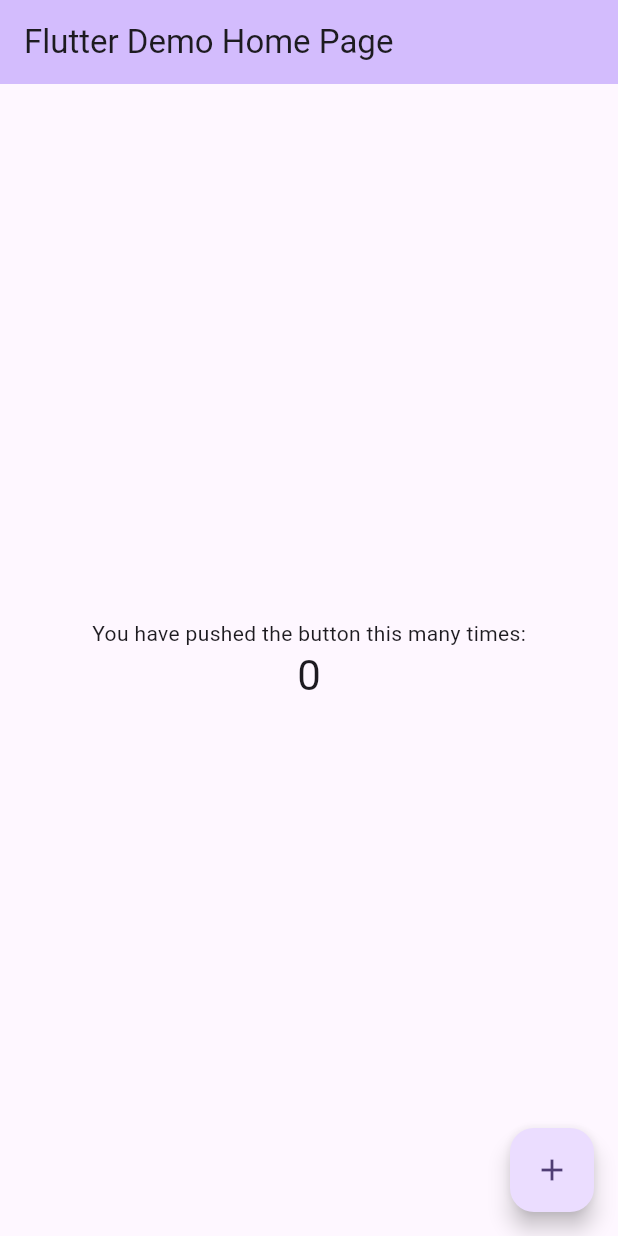
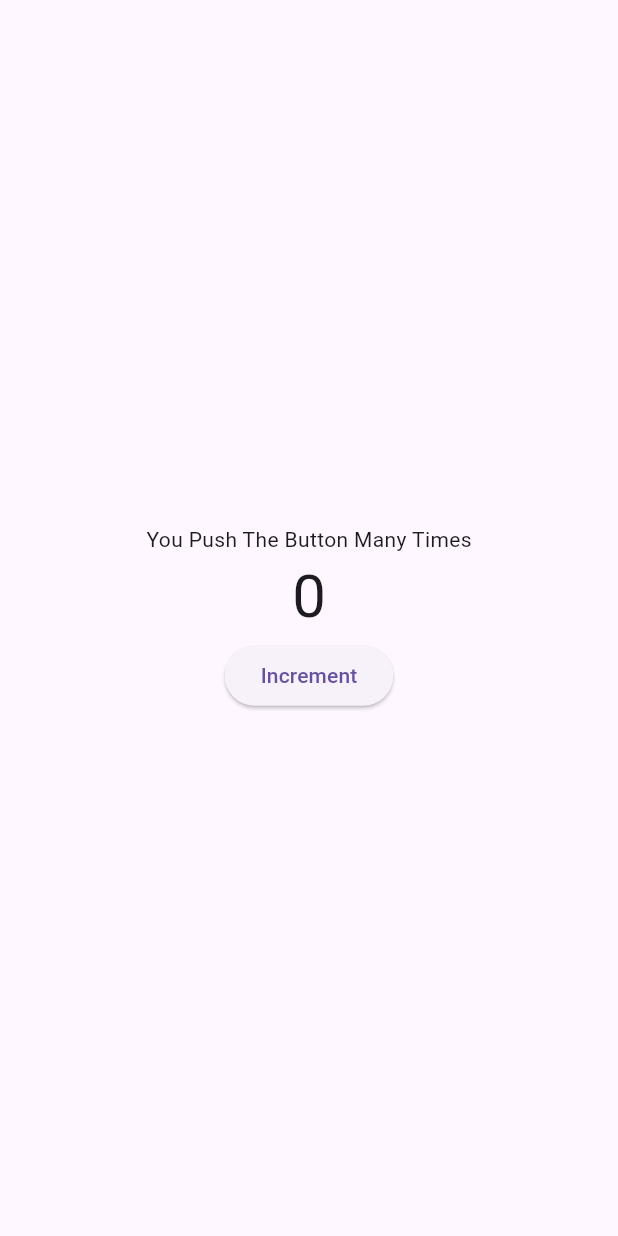
Before and after one commit to techusman-codes/flutter_project4, a Flutter app: the screen it shows after launch, on a phone screen of 412 x 824 dp. Run offline on Flutter 3.47's test engine with Material 3 defaults, Android fonts, the phone set to English and light mode, and no system bars.

Commit message:
counter page

```diff
--- a/lib/main.dart
+++ b/lib/main.dart
@@ -1,4 +1,5 @@
 import 'package:flutter/material.dart';
+import 'package:project2_app/pages/counter_page.dart';
 
 void main() {
   runApp(const MyApp());
@@ -10,116 +11,8 @@
   // This widget is the root of your application.
   @override
   Widget build(BuildContext context) {
-    return MaterialApp(
-      title: 'Flutter Demo',
-      theme: ThemeData(
-        // This is the theme of your application.
-        //
-        // TRY THIS: Try running your application with "flutter run". You'll see
-        // the application has a purple toolbar. Then, without quitting the app,
-        // try changing the seedColor in the colorScheme below to Colors.green
-        // and then invoke "hot reload" (save your changes or press the "hot
-        // reload" button in a Flutter-supported IDE, or press "r" if you used
-        // the command line to start the app).
-        //
-        // Notice that the counter didn't reset back to zero; the application
-        // state is not lost during the reload. To reset the state, use hot
-        // restart instead.
-        //
-        // This works for code too, not just values: Most code changes can be
-        // tested with just a hot reload.
-        colorScheme: ColorScheme.fromSeed(seedColor: Colors.deepPurple),
-        useMaterial3: true,
-      ),
-      home: const MyHomePage(title: 'Flutter Demo Home Page'),
+    return const MaterialApp(
+      home: CounterPage(),
     );
   }
 }
-
-class MyHomePage extends StatefulWidget {
-  const MyHomePage({super.key, required this.title});
-
-  // This widget is the home page of your application. It is stateful, meaning
-  // that it has a State object (defined below) that contains fields that affect
-  // how it looks.
-
-  // This class is the configuration for the state. It holds the values (in this
-  // case the title) provided by the parent (in this case the App widget) and
-  // used by the build method of the State. Fields in a Widget subclass are
-  // always marked "final".
-
-  final String title;
-
-  @override
-  State<MyHomePage> createState() => _MyHomePageState();
-}
-
-class _MyHomePageState extends State<MyHomePage> {
-  int _counter = 0;
-
-  void _incrementCounter() {
-    setState(() {
-      // This call to setState tells the Flutter framework that something has
-      // changed in this State, which causes it to rerun the build method below
-      // so that the display can reflect the updated values. If we changed
-      // _counter without calling setState(), then the build method would not be
-      // called again, and so nothing would appear to happen.
-      _counter++;
-    });
-  }
-
-  @override
-  Widget build(BuildContext context) {
-    // This method is rerun every time setState is called, for instance as done
-    // by the _incrementCounter method above.
-    //
-    // The Flutter framework has been optimized to make rerunning build methods
-    // fast, so that you can just rebuild anything that needs updating rather
-    // than having to individually change instances of widgets.
-    return Scaffold(
-      appBar: AppBar(
-        // TRY THIS: Try changing the color here to a specific color (to
-        // Colors.amber, perhaps?) and trigger a hot reload to see the AppBar
-        // change color while the other colors stay the same.
-        backgroundColor: Theme.of(context).colorScheme.inversePrimary,
-        // Here we take the value from the MyHomePage object that was created by
-        // the App.build method, and use it to set our appbar title.
-        title: Text(widget.title),
-      ),
-      body: Center(
-        // Center is a layout widget. It takes a single child and positions it
-        // in the middle of the parent.
-        child: Column(
-          // Column is also a layout widget. It takes a list of children and
-          // arranges them vertically. By default, it sizes itself to fit its
-          // children horizontally, and tries to be as tall as its parent.
-          //
-          // Column has various properties to control how it sizes itself and
-          // how it positions its children. Here we use mainAxisAlignment to
-          // center the children vertically; the main axis here is the vertical
-          // axis because Columns are vertical (the cross axis would be
-          // horizontal).
-          //
-          // TRY THIS: Invoke "debug painting" (choose the "Toggle Debug Paint"
-          // action in the IDE, or press "p" in the console), to see the
-          // wireframe for each widget.
-          mainAxisAlignment: MainAxisAlignment.center,
-          children: <Widget>[
-            const Text(
-              'You have pushed the button this many times:',
-            ),
-            Text(
-              '$_counter',
-              style: Theme.of(context).textTheme.headlineMedium,
-            ),
-          ],
-        ),
-      ),
-      floatingActionButton: FloatingActionButton(
-        onPressed: _incrementCounter,
-        tooltip: 'Increment',
-        child: const Icon(Icons.add),
-      ), // This trailing comma makes auto-formatting nicer for build methods.
-    );
-  }
-}
--- /dev/null
+++ b/lib/pages/counter_page.dart
@@ -0,0 +1,43 @@
+import 'package:flutter/material.dart';
+
+class CounterPage extends StatefulWidget {
+  const CounterPage({super.key});
+
+  @override
+  State<CounterPage> createState() => _CounterPageState();
+}
+
+class _CounterPageState extends State<CounterPage> {
+  // variables
+  int _counter = 0;
+
+  // method
+  void _incrementCounter() {
+    setState(() {
+      _counter++;
+    });
+  }
+
+  // User interface
+  @override
+  Widget build(BuildContext context) {
+    return Scaffold(
+      body: Center(
+        child: Column(
+          mainAxisAlignment: MainAxisAlignment.center,
+          children: [
+            const Text(
+              "You Push The Button Many Times",
+            ),
+            Text(
+              _counter.toString(),
+              style: const TextStyle(fontSize: 40),
+            ),
+            ElevatedButton(
+                onPressed: _incrementCounter, child: const Text('Increment'))
+          ],
+        ),
+      ),
+    );
+  }
+}
```
Also changed, not shown: 1 other file.
